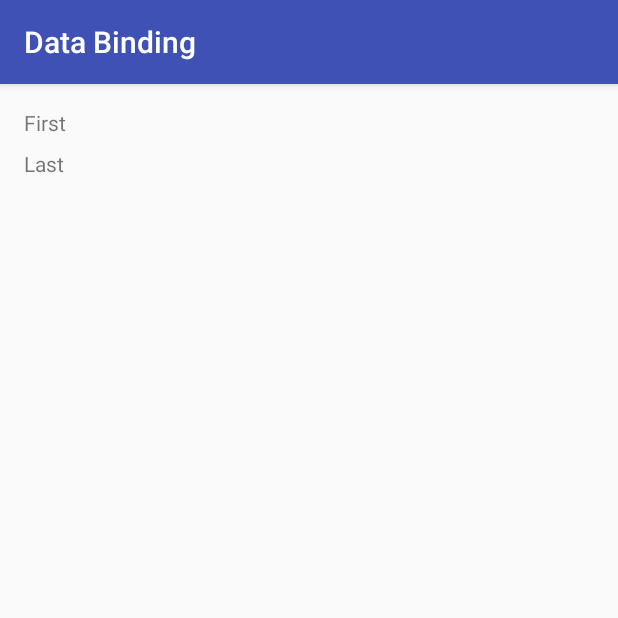
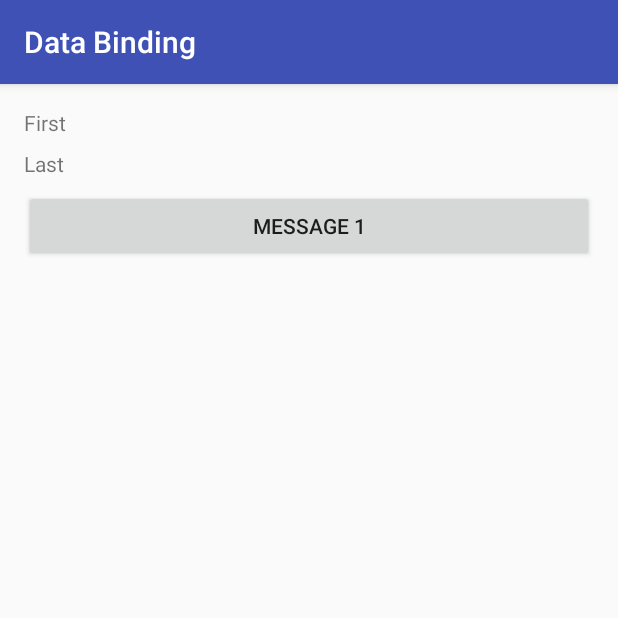
Before and after one commit to sourcecode121/data-binding, an Android app: the screen it shows after launch (MainActivity), on a phone screen of 412 x 824 dp, the top half of it. Run offline under Robolectric (Android 15) with nearby library versions, the phone set to English and light mode, and no system bars; our stand-ins replace data binding.

Commit message:
Adding method reference event handler

```diff
--- /dev/null
+++ b/app/src/main/java/com/example/databinding/Handlers.java
@@ -0,0 +1,27 @@
+package com.example.databinding;
+
+import android.content.Context;
+import android.view.View;
+import android.widget.Toast;
+
+/**
+ * Created by Anand on 21/10/2016.
+ */
+
+public class Handlers {
+
+    private Context context;
+
+    public static Handlers getInstance() {
+        return new Handlers();
+    }
+
+    public void setContext(Context context) {
+        this.context = context;
+    }
+
+    // Method reference event handler
+    public void onClickMessage1(View view) {
+        Toast.makeText(context, "Message 1", Toast.LENGTH_SHORT).show();
+    }
+}
--- a/app/src/main/java/com/example/databinding/MainActivity.java
+++ b/app/src/main/java/com/example/databinding/MainActivity.java
@@ -15,5 +15,9 @@ public class MainActivity extends AppCompatActivity {
         ActivityMainBinding bind = DataBindingUtil.setContentView(this, R.layout.activity_main);
         User user = new User("First", "Last");
         bind.setUser(user);
+
+        Handlers handlers = Handlers.getInstance();
+        handlers.setContext(this);
+        bind.setHandlers(handlers);
     }
 }
--- a/app/src/main/res/layout/activity_main.xml
+++ b/app/src/main/res/layout/activity_main.xml
@@ -6,6 +6,9 @@
         <variable
             name="user"
             type="com.example.databinding.User"/>
+        <variable
+            name="handlers"
+            type="com.example.databinding.Handlers"/>
     </data>
 
     <LinearLayout
@@ -29,5 +32,12 @@
             android:layout_height="wrap_content"
             android:layout_marginTop="8dp"
             android:text="@{user.lastName}" />
+
+        <Button
+            android:layout_width="match_parent"
+            android:layout_height="wrap_content"
+            android:layout_marginTop="8dp"
+            android:text="Message 1"
+            android:onClick="@{handlers::onClickMessage1}"/>
     </LinearLayout>
 </layout>
--- a/build.gradle
+++ b/build.gradle
@@ -5,7 +5,7 @@ buildscript {
         jcenter()
     }
     dependencies {
-        classpath 'com.android.tools.build:gradle:2.2.1'
+        classpath 'com.android.tools.build:gradle:2.2.2'
 
         // NOTE: Do not place your application dependencies here; they belong
         // in the individual module build.gradle files
```
